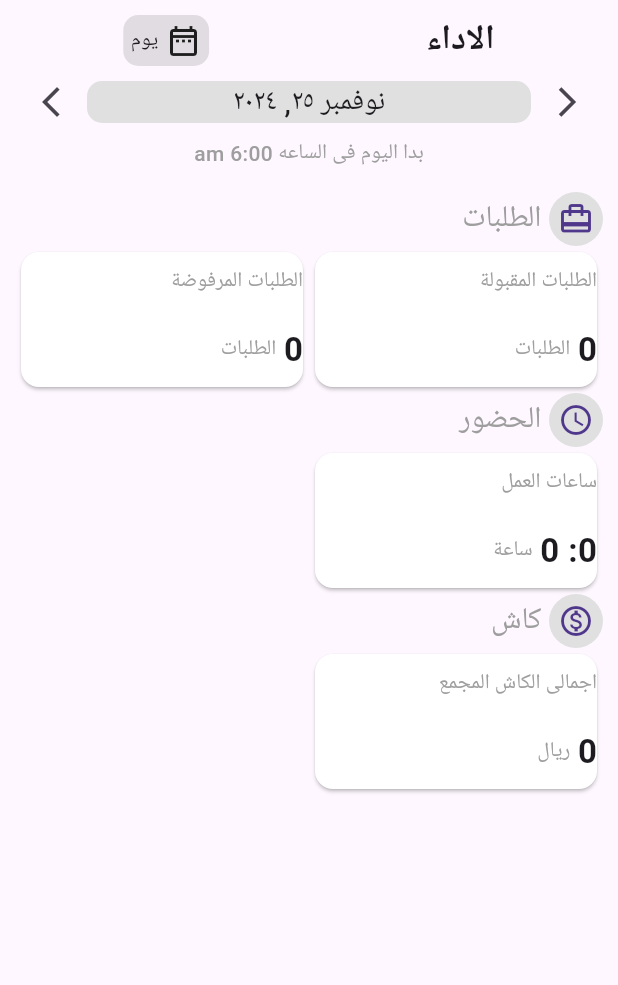
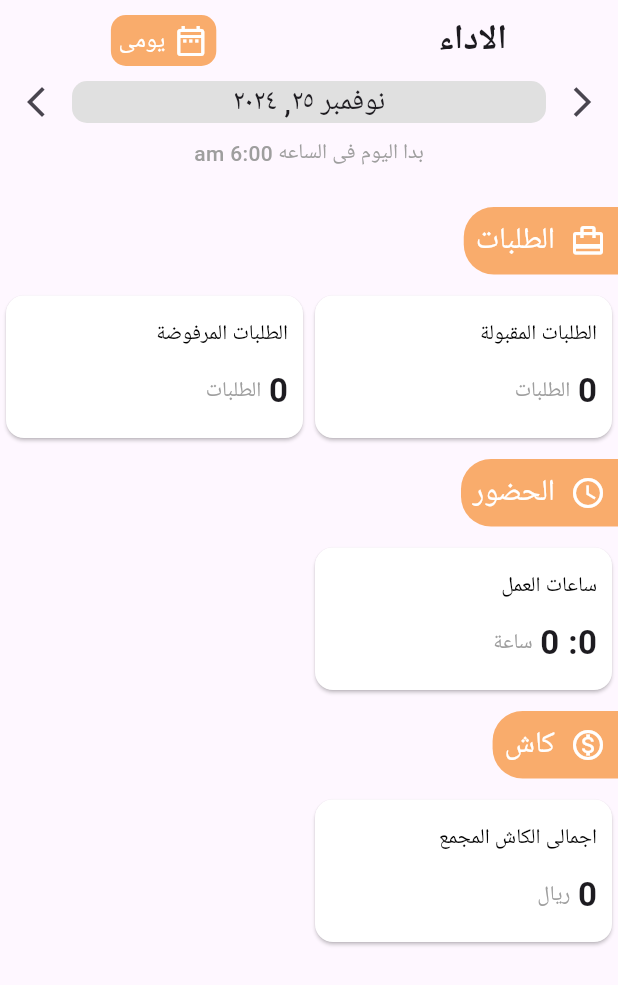
Before and after one commit to mostafa1021999/mandoub-hangur, a Flutter app: the LastOrder screen opened directly, after a tap on the "arrow back ios" icon, after a tap on the "arrow forward ios" icon, on a phone screen of 412 x 824 dp. Shown: the top 985 px of the screen. Run offline on Flutter 3.47's test engine with Material 3 defaults, Android fonts, the light colour scheme and no system bars; our stand-ins replace cross_file, dio, file_picker, flutter_bloc, flutter_local_notifications, flutter_screenutil and 16 more; missing offline and left inert: audio_session, flutter_pannable_rating_bar, record; accounts and stored records are empty; network calls fail.

Commit message:
statistics

```diff
--- a/assets/language/ar.json
+++ b/assets/language/ar.json
@@ -33,7 +33,8 @@
   "total_cash_collected": "اجمالى الكاش المجمع",
   "cash": "كاش",
   "hours": "ساعة",
-  "day": "يوم",
+  "day": "يومى",
+  "month": "شهري",
   "sar": "ريال",
   "order_money": "قيمة الطلب",
   "there_no_orders_now": "لا توجد طلبات الحين",
--- a/assets/language/en.json
+++ b/assets/language/en.json
@@ -34,7 +34,8 @@
   "total_cash_collected": "Total Cash Collected",
   "rejected_orders": "Rejected Orders",
   "cash": "Cash",
-  "day": "Day",
+  "day": "Daily",
+  "month": "Monthly",
   "sar": "SAR",
   "order_money": "Order Money",
   "there_no_orders_now": "There is no orders now",
--- a/lib/Utilities/api_endpoints.dart
+++ b/lib/Utilities/api_endpoints.dart
@@ -1,14 +1,14 @@
 class ApiEndpoints {
   const ApiEndpoints._();
 
-  static const String baseUrl = "https://api.teslm.shop/";
+  static const String baseUrl = "https://canary-api.teslm.shop/";
   static Uri uri(
       {required String path, Map<String, dynamic>? queryParameters}) =>
       Uri(
         scheme: "http",
         host: "147.79.114.89",
         port: 5050,
-        path: path.replaceAll("http://147.79.114.89:5050", ""),
+        path: path.replaceAll("https://canary-api.teslm.shop", ""),
         queryParameters: queryParameters,
       );
   static const String login = "${baseUrl}delivery-partners/login";
--- a/lib/common/translate/strings.dart
+++ b/lib/common/translate/strings.dart
@@ -72,4 +72,5 @@ class Strings {
   static const String dayStatistics = "day_statistics";
   static const String monthStatistics = "month_statistics";
   static const String save = "save";
+  static const String month = "month";
 }
--- a/lib/featers/last_orders/controller/order_brief_controller.dart
+++ b/lib/featers/last_orders/controller/order_brief_controller.dart
@@ -32,10 +32,12 @@ class OrderBriefController extends ControllerMVC {
   }
   DateTime currentDate = DateTime.now();
   void goBackOneDay(context) {
-    setState((){
+    setState(() {
       currentDate = currentDate.subtract(Duration(days: 1));
     });
-    getRiderStatistics(context,'${currentDate.year}-${currentDate.month.toString().padLeft(2, '0')}-${currentDate.day.toString().padLeft(2, '0')}', '${currentDate.year}-${currentDate.month.toString().padLeft(2, '0')}-${currentDate.day.toString().padLeft(2, '0')}');
+    String startDate = currentDate.toIso8601String().split('T')[0] + 'T00:00:00.000Z';
+    String endDate = currentDate.add(Duration(days: 1)).toIso8601String();
+    getRiderStatistics(context, startDate, endDate);
   }
   void goBackOneMonth(BuildContext context) {
     setState(() {
@@ -82,16 +84,18 @@ class OrderBriefController extends ControllerMVC {
 
 
   void goForwardOneDay(context) {
-    setState((){
-    if (currentDate.isBefore(DateTime.now())) {
-      if ((currentDate.isAfter(DateTime.now()))) {
-        currentDate = DateTime.now();
-      } else {
-        currentDate = currentDate.add(Duration(days: 1));
+    setState(() {
+      if (currentDate.isBefore(DateTime.now())) {
+        if (currentDate.isAfter(DateTime.now())) {
+          currentDate = DateTime.now();
+        } else {
+          currentDate = currentDate.add(Duration(days: 1));
+        }
       }
-    }
     });
-    getRiderStatistics(context,'${currentDate.year}-${currentDate.month.toString().padLeft(2, '0')}-${currentDate.day.toString().padLeft(2, '0')}', '${currentDate.year}-${currentDate.month.toString().padLeft(2, '0')}-${currentDate.day.toString().padLeft(2, '0')}');
+    String startDate = currentDate.toIso8601String().split('T')[0] + 'T00:00:00.000Z';
+    String endDate = currentDate.add(Duration(days: 1)).toIso8601String();
+    getRiderStatistics(context, startDate, endDate);
   }
   void goForwardOneMonth(BuildContext context) {
     setState(() {
@@ -177,11 +181,9 @@ class OrderBriefController extends ControllerMVC {
 
         // Update viewStatistics and call getRiderStatistics
         viewStatistics = 'days';
-        getRiderStatistics(
-          context,
-          '${currentDate.year}-${currentDate.month.toString().padLeft(2, '0')}-${currentDate.day.toString().padLeft(2, '0')}',
-          '${currentDate.year}-${currentDate.month.toString().padLeft(2, '0')}-${currentDate.day.toString().padLeft(2, '0')}',
-        );
+        String startDate = '${currentDate.toIso8601String().split('T')[0]}T00:00:00.000Z';
+        String endDate = currentDate.add(const Duration(days: 1)).toIso8601String();
+        getRiderStatistics(context,startDate, endDate);
       }
     });
   }
--- a/lib/featers/last_orders/screen/last_orders.dart
+++ b/lib/featers/last_orders/screen/last_orders.dart
@@ -8,7 +8,6 @@ import 'package:untitled2/common/translate/strings.dart';
 import 'package:untitled2/cubit/rider_cubit.dart';
 import 'package:untitled2/featers/last_orders/controller/order_brief_controller.dart';
 import '../../../common/colors/theme_model.dart';
-import '../../auth/Login/login.dart';
 
 class LastOrder extends StatefulWidget {
   const LastOrder({super.key});
@@ -24,7 +23,9 @@ class LastOrderState extends StateMVC<LastOrder> {
   late OrderBriefController con;
 @override
   void initState() {
-  con.getRiderStatistics(context,'${con.currentDate.year}-${con.currentDate.month.toString().padLeft(2, '0')}-${con.currentDate.day.toString().padLeft(2, '0')}', '${con.currentDate.year}-${con.currentDate.month.toString().padLeft(2, '0')}-${con.currentDate.day.toString().padLeft(2, '0')}');
+  String startDate = '${con.currentDate.toIso8601String().split('T')[0]}T00:00:00.000Z';
+  String endDate = con.currentDate.add(const Duration(days: 1)).toIso8601String();
+  con.getRiderStatistics(context,startDate, endDate);
 
   super.initState();
   }
@@ -43,7 +44,7 @@ class LastOrderState extends StateMVC<LastOrder> {
 
     return Scaffold(
       body: Padding(
-        padding: const EdgeInsets.all(10.0),
+        padding: const EdgeInsets.only(top: 10.0,bottom: 10),
         child: ListView(children: [
           Row(
             mainAxisAlignment: MainAxisAlignment.spaceAround,
@@ -53,12 +54,12 @@ class LastOrderState extends StateMVC<LastOrder> {
                 onTap:(){con.goSpacificDay(context);},
                 child: Container(
                     padding:const EdgeInsets.all(5),
-                    decoration: BoxDecoration(color: ThemeModel.of(context).greyFontColor.withOpacity(0.3),borderRadius: BorderRadius.circular(10)),
+                    decoration: BoxDecoration(color: ThemeModel.mainColor.withOpacity(0.7),borderRadius: BorderRadius.circular(10)),
                     child: Row(
                       children: [
-                        const Icon(Icons.date_range_outlined),
+                        const Icon(Icons.date_range_outlined,color: Colors.white,),
                         const SizedBox(width: 5,),
-                        Text(Strings.day.tr(context))
+                        Text(con.viewStatistics=='months'?Strings.month.tr(context):Strings.day.tr(context),style: TextStyle(color: Colors.white,fontWeight: FontWeight.w500,fontSize: 16),)
                       ],
                     )),
               )
@@ -103,6 +104,7 @@ class LastOrderState extends StateMVC<LastOrder> {
             shrinkWrap: true,
               itemCount: deliveryNames.length,
               itemBuilder: (context,index)=>Column(
+                crossAxisAlignment: CrossAxisAlignment.start,
                 children: [
                   topData(deliveryNames[index],deliveryIcons[index],context),
               GridView.count(
@@ -122,18 +124,32 @@ class LastOrderState extends StateMVC<LastOrder> {
 );
   }
 }
-Widget topData(topName,topIcon,context)=>Row(children: [CircleAvatar(backgroundColor: Colors.grey.shade300,radius: 18, child: Icon(topIcon)),
-const SizedBox(width: 5,),Text('$topName',style: TextStyle(color:ThemeModel.of(context).greyFontColor,fontWeight: FontWeight.w500,fontSize: 20),),
-],);
+Widget topData(topName,topIcon,context)=>Padding(
+  padding: const EdgeInsets.only(top: 10.0,bottom: 10.0),
+  child: Container(
+    padding: const EdgeInsets.all(8.0),
+    decoration: BoxDecoration(color:ThemeModel.mainColor.withOpacity(0.7),borderRadius:language=='en'? BorderRadius.only(topRight: Radius.circular(20),bottomRight: Radius.circular(20))
+        :BorderRadius.only(topLeft: Radius.circular(20),bottomLeft: Radius.circular(20))),
+    child: Row(
+      mainAxisAlignment: MainAxisAlignment.start,
+      mainAxisSize: MainAxisSize.min,
+      children: [Icon(topIcon,color: Colors.white,),
+    const SizedBox(width: 10,),Text('$topName',style: TextStyle(color:Colors.white,fontWeight: FontWeight.w500,fontSize: 20),),
+    ],),
+  ),
+);
 Widget deliveryMandoube(nameCard,String type,cardData,context)=>Card(
   color: ThemeModel.of(context).cardColor,
+  child: Padding(
+    padding: const EdgeInsets.all(10.0),
     child: Column(
     mainAxisAlignment: MainAxisAlignment.spaceAround,
     crossAxisAlignment: CrossAxisAlignment.start,
     children: [
-    Text('$nameCard',style: TextStyle(color: ThemeModel.of(context).greyFontColor,fontWeight: FontWeight.w500),),
+      Text('$nameCard',style: TextStyle(color: Colors.black,fontWeight: FontWeight.w500),),
       Row(children: [ Text('$cardData',style: TextStyle(fontSize: 22.0,fontWeight: FontWeight.bold),),
         const SizedBox(width: 5,),
         Text(type,style: TextStyle(color: ThemeModel.of(context).greyFontColor,fontWeight: FontWeight.w500),),
       ],)
-  ],),);
+    ],),
+  ),);
--- a/lib/main.dart
+++ b/lib/main.dart
@@ -81,7 +81,7 @@ class _MyAppState extends State<MyApp> {
               home: SharedPref.getToken() != null
                   ? const HomePage()
                   : LoginScreen(),
-              locale: Locale(RiderCubit.get(context).lang),
+              locale: Locale(language ?? 'ar'),
               localizationsDelegates: const [
                 AppLocale.delegate,
                 GlobalMaterialLocalizations.delegate,
```
Lines whose indentation alone changed are shown as unchanged.
